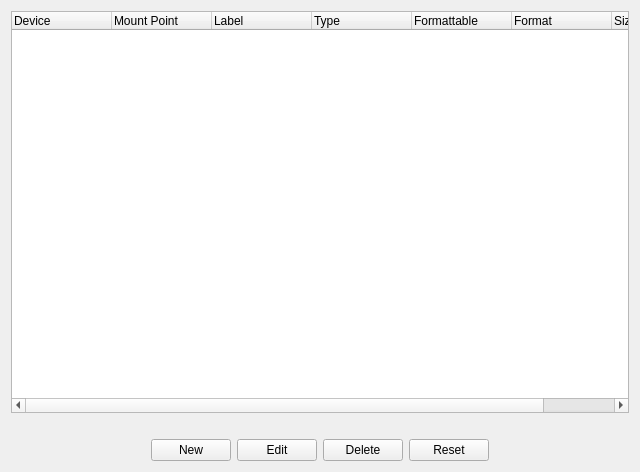
This is yali/gui/Ui/manualpartwidget.ui in dadas45li/yali as Qt 5 draws it before an edit. The edited form follows.
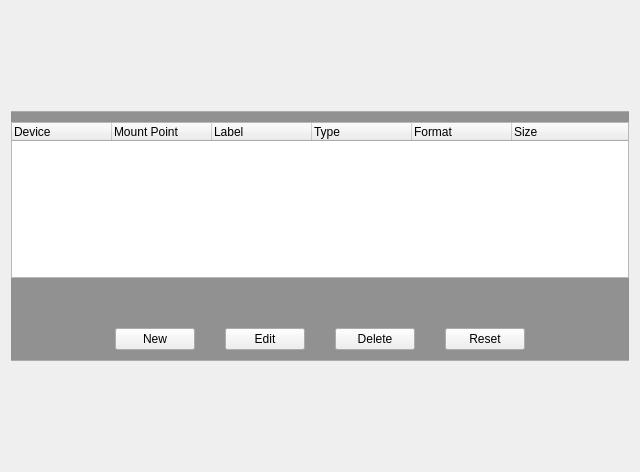
This is the edited form.

The edit to the form file:
```diff
--- a/yali/gui/Ui/manualpartwidget.ui
+++ b/yali/gui/Ui/manualpartwidget.ui
@@ -14,16 +14,98 @@
    <string>Form</string>
   </property>
   <layout class="QGridLayout" name="gridLayout">
-   <item row="1" column="0">
+   <item row="0" column="0">
+    <widget class="QFrame" name="frame">
+     <property name="sizePolicy">
+      <sizepolicy hsizetype="Expanding" vsizetype="Maximum">
+       <horstretch>0</horstretch>
+       <verstretch>0</verstretch>
+      </sizepolicy>
+     </property>
+     <property name="minimumSize">
+      <size>
+       <width>600</width>
+       <height>250</height>
+      </size>
+     </property>
+     <property name="maximumSize">
+      <size>
+       <width>16777215</width>
+       <height>250</height>
+      </size>
+     </property>
+     <property name="styleSheet">
+      <string notr="true">#frame{
+background-color: rgba(0,0,0,100);
+border-top: 1px solid rgba(255,255,255,60);
+border-bottom: 1px solid rgba(255,255,255,60);
+}
+
+
+QListView {
+     show-decoration-selected: 1; /* make the selection span the entire width of the view */
+ }
+
+ QListView::item{
+	border-radius: 2px;
+    border:0px;
+padding: 5px
+}
+
+ QListView::item:selected {
+border:0px;
+ }
+
+ QListView::item:selected:!active {
+     background-color: qlineargradient(spread:pad, x1:0.5, y1:1, x2:0.5, y2:0, stop:0 rgba(129, 3, 3, 255), stop:0.0192308 rgba(160, 35, 25, 255), stop:0.521739 rgba(166, 35, 29, 255), stop:0.531585 rgba(184, 46, 40, 255), stop:0.983696 rgba(168, 78, 74, 255), stop:1 rgba(210, 110, 110, 255));
+
+ }
+
+ QListView::item:selected:active {
+     background-color: qlineargradient(spread:pad, x1:0.5, y1:1, x2:0.5, y2:0, stop:0 rgba(129, 3, 3, 255), stop:0.0192308 rgba(160, 35, 25, 255), stop:0.521739 rgba(166, 35, 29, 255), stop:0.531585 rgba(184, 46, 40, 255), stop:0.983696 rgba(168, 78, 74, 255), stop:1 rgba(210, 110, 110, 255));
+ }
+
+ QListView::item:hover {
+     background-color: qlineargradient(spread:pad, x1:0.5, y1:1, x2:0.5, y2:0, stop:0 rgba(129, 3, 3, 100), stop:0.0192308 rgba(160, 35, 25, 100), stop:0.521739 rgba(166, 35, 29, 100), stop:0.531585 rgba(184, 46, 40, 100), stop:0.983696 rgba(168, 78, 74, 100), stop:1 rgba(210, 110, 110, 100));
+ }</string>
+     </property>
+     <property name="frameShape">
+      <enum>QFrame::NoFrame</enum>
+     </property>
+     <property name="frameShadow">
+      <enum>QFrame::Plain</enum>
+     </property>
+     <property name="lineWidth">
+      <number>0</number>
+     </property>
+     <layout class="QGridLayout" name="gridLayout_5">
+      <property name="leftMargin">
+       <number>0</number>
+      </property>
+      <property name="topMargin">
+       <number>10</number>
+      </property>
+      <property name="rightMargin">
+       <number>0</number>
+      </property>
+      <property name="bottomMargin">
+       <number>10</number>
+      </property>
+      <property name="horizontalSpacing">
+       <number>30</number>
+      </property>
+      <property name="verticalSpacing">
+       <number>0</number>
+      </property>
+      <item row="0" column="1">
+       <layout class="QHBoxLayout" name="horizontalLayout_2">
+        <property name="spacing">
+         <number>30</number>
+        </property>
+        <item>
     <layout class="QVBoxLayout" name="verticalLayout">
      <item>
       <widget class="QTreeWidget" name="deviceTree">
-       <property name="uniformRowHeights">
-        <bool>true</bool>
-       </property>
-       <attribute name="headerMinimumSectionSize">
-        <number>40</number>
-       </attribute>
        <column>
         <property name="text">
          <string>Device</string>
@@ -44,11 +126,6 @@
          <string>Type</string>
         </property>
        </column>
-       <column>
-        <property name="text">
-         <string>Formattable</string>
-        </property>
-       </column>
        <column>
         <property name="text">
          <string>Format</string>
@@ -56,7 +133,7 @@
        </column>
        <column>
         <property name="text">
-         <string>Size  (MB)</string>
+              <string>Size</string>
         </property>
        </column>
       </widget>
@@ -138,7 +215,14 @@
     </layout>
    </item>
   </layout>
- </widget>
- <resources/>
+      </item>
+     </layout>
+    </widget>
+   </item>
+  </layout>
+ </widget>
+ <resources>
+  <include location="../../data.qrc"/>
+ </resources>
  <connections/>
 </ui>
```
Lines whose indentation alone changed are shown as unchanged.
